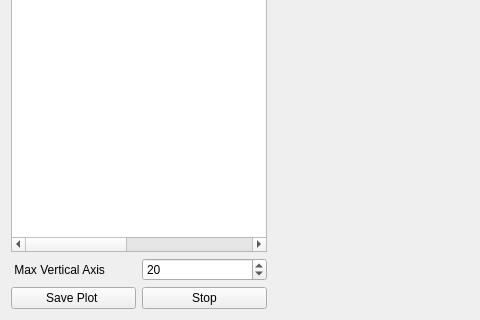
This is human_machine_interface/src/view/ui/parametertemporalseries.ui in AloshkaD/human_machine_interface as Qt 5 draws it before an edit; both pictures show x 0 to 480 and y 502 to 822 of the 1391 by 822 pixel window. The edited form follows.
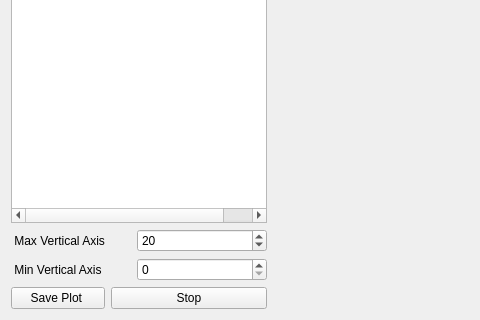
This is the edited form. Icons and pictures are not drawn.

The edit to the form file:
```diff
--- a/human_machine_interface/src/view/ui/parametertemporalseries.ui
+++ b/human_machine_interface/src/view/ui/parametertemporalseries.ui
@@ -50,11 +50,6 @@
        <string>Value</string>
       </property>
      </column>
-     <column>
-      <property name="text">
-       <string>Units</string>
-      </property>
-     </column>
     </widget>
    </item>
    <item row="0" column="1" rowspan="2">
@@ -75,17 +70,7 @@
    </item>
    <item row="1" column="0">
     <layout class="QGridLayout" name="gridLayout">
-     <item row="0" column="0">
-      <widget class="QLabel" name="label">
-       <property name="layoutDirection">
-        <enum>Qt::LeftToRight</enum>
-       </property>
-       <property name="text">
-        <string> Max Vertical Axis</string>
-       </property>
-      </widget>
-     </item>
-     <item row="0" column="1">
+     <item row="0" column="2" colspan="2">
       <widget class="QSpinBox" name="spinBox_2">
        <property name="focusPolicy">
         <enum>Qt::NoFocus</enum>
@@ -98,7 +83,49 @@
        </property>
       </widget>
      </item>
-     <item row="1" column="0">
+     <item row="0" column="1">
+      <spacer name="horizontalSpacer">
+       <property name="orientation">
+        <enum>Qt::Horizontal</enum>
+       </property>
+       <property name="sizeType">
+        <enum>QSizePolicy::Minimum</enum>
+       </property>
+       <property name="sizeHint" stdset="0">
+        <size>
+         <width>10</width>
+         <height>20</height>
+        </size>
+       </property>
+      </spacer>
+     </item>
+     <item row="1" column="1">
+      <spacer name="horizontalSpacer_2">
+       <property name="orientation">
+        <enum>Qt::Horizontal</enum>
+       </property>
+       <property name="sizeType">
+        <enum>QSizePolicy::Fixed</enum>
+       </property>
+       <property name="sizeHint" stdset="0">
+        <size>
+         <width>20</width>
+         <height>20</height>
+        </size>
+       </property>
+      </spacer>
+     </item>
+     <item row="0" column="0">
+      <widget class="QLabel" name="label">
+       <property name="layoutDirection">
+        <enum>Qt::LeftToRight</enum>
+       </property>
+       <property name="text">
+        <string> Max Vertical Axis</string>
+       </property>
+      </widget>
+     </item>
+     <item row="2" column="0">
       <widget class="QPushButton" name="pushButton">
        <property name="focusPolicy">
         <enum>Qt::NoFocus</enum>
@@ -112,7 +139,7 @@
        </property>
       </widget>
      </item>
-     <item row="1" column="1">
+     <item row="2" column="1" colspan="3">
       <widget class="QPushButton" name="pushButton_2">
        <property name="focusPolicy">
         <enum>Qt::NoFocus</enum>
@@ -141,6 +168,16 @@
        </property>
       </widget>
      </item>
+     <item row="1" column="2" colspan="2">
+      <widget class="QSpinBox" name="spinBox"/>
+     </item>
+     <item row="1" column="0">
+      <widget class="QLabel" name="label_2">
+       <property name="text">
+        <string> Min Vertical Axis</string>
+       </property>
+      </widget>
+     </item>
     </layout>
    </item>
   </layout>
```
Left out of the diff: 2 changed lines with no effect on the pictures.
